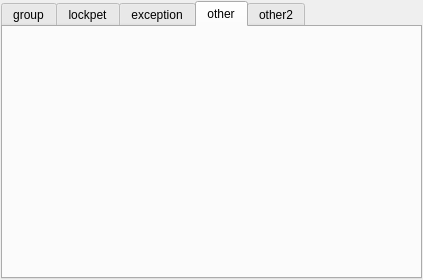
Old version of the form SaSH/form/otherform.ui in the repository bestkakkoii/SaSH.
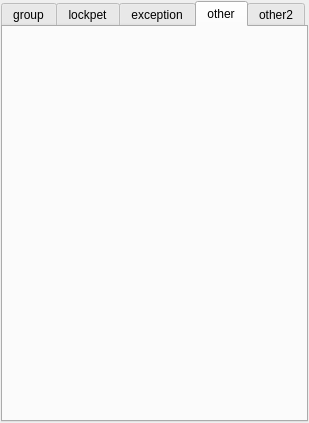
New version of the form. The open tabs and pages were chosen to show the change. Custom widgets are drawn as their Qt base class.

What changed in the file:
```diff
--- a/SaSH/form/otherform.ui
+++ b/SaSH/form/otherform.ui
@@ -6,13 +6,16 @@
    <rect>
     <x>0</x>
     <y>0</y>
-    <width>423</width>
-    <height>280</height>
+    <width>309</width>
+    <height>423</height>
    </rect>
   </property>
   <property name="windowTitle">
    <string>OtherForm</string>
   </property>
+  <property name="styleSheet">
+   <string notr="true"/>
+  </property>
   <layout class="QGridLayout" name="gridLayout">
    <property name="leftMargin">
     <number>1</number>
@@ -37,8 +40,23 @@
        <height>0</height>
       </size>
      </property>
+     <property name="tabPosition">
+      <enum>QTabWidget::North</enum>
+     </property>
+     <property name="tabShape">
+      <enum>QTabWidget::Rounded</enum>
+     </property>
      <property name="currentIndex">
-      <number>0</number>
+      <number>3</number>
+     </property>
+     <property name="documentMode">
+      <bool>false</bool>
+     </property>
+     <property name="tabsClosable">
+      <bool>false</bool>
+     </property>
+     <property name="tabBarAutoHide">
+      <bool>false</bool>
      </property>
      <widget class="QWidget" name="tab_other_group">
       <attribute name="title">
```
